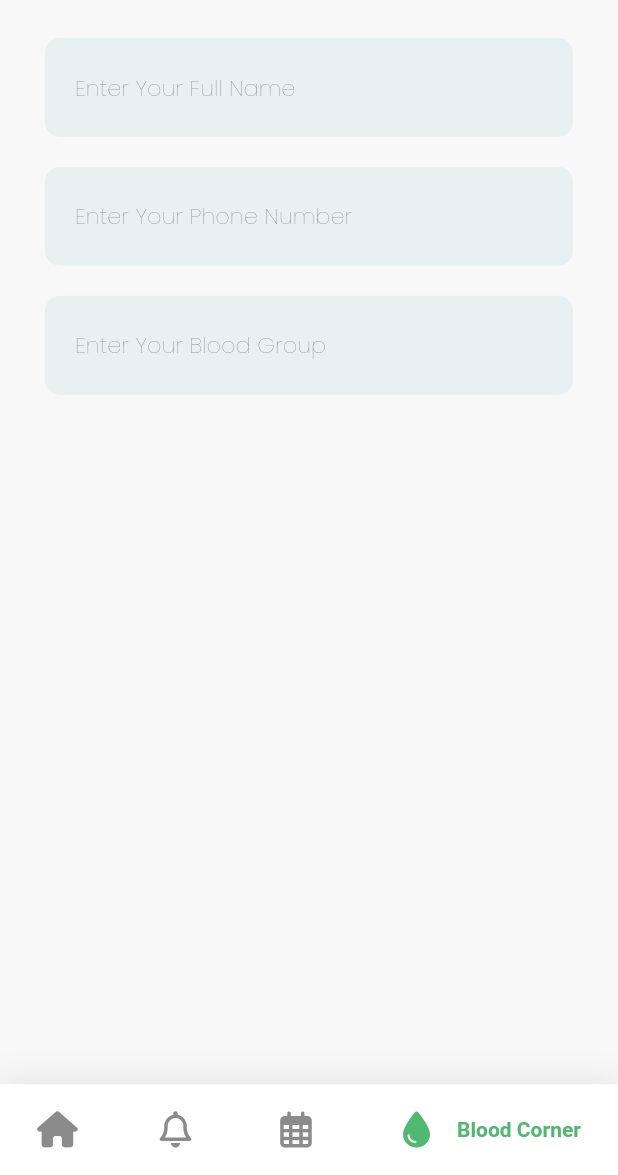
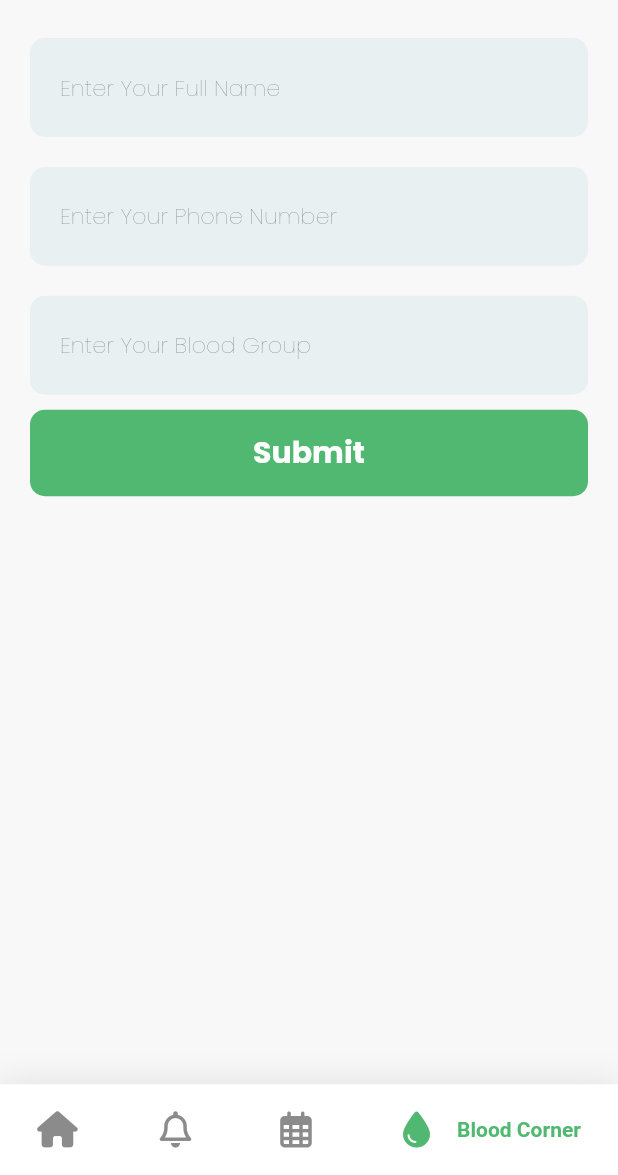
Before and after one commit to mdrabbihossen/jpi-app, a Flutter app: the screen it shows after launch, item 4 of the bottom bar chosen, on a phone screen of 412 x 824 dp, the part 61-1236 px from its top. Run offline on Flutter 3.47's test engine with Material 2 defaults, Android fonts, the light colour scheme and no system bars; drawn by our look-alikes of google_nav_bar; our stand-ins replace animated_splash_screen, flutter_svg, font_awesome_flutter, google_fonts, page_transition.

Commit message:
blood screen

```diff
--- a/lib/views/blood/screens/blood_screen.dart
+++ b/lib/views/blood/screens/blood_screen.dart
@@ -1,4 +1,5 @@
 import 'package:flutter/material.dart';
+import 'package:jpi_app/constants/constants.dart';
 import 'package:jpi_app/constants/widgets/custom_appbar.dart';
 import 'package:jpi_app/views/blood/widgets/customFields.dart';
 
@@ -40,19 +41,18 @@ class _BloodState extends State<Blood> {
     super.dispose();
   }
 
-   // show the blood corner data
   void showBloodData() {
     setState(() {
-      // add the data
       bloodCornerData.add(fullNameController[0].text);
       bloodCornerData.add(phoneController[0].text);
       bloodCornerData.add(bloodGroupController[0].text);
-      // clear the Data
+      // clear the fields
       fullNameController[0].clear();
       phoneController[0].clear();
       bloodGroupController[0].clear();
     });
   }
+
   @override
   Widget build(BuildContext context) {
     final size = MediaQuery.of(context).size;
@@ -71,6 +71,7 @@ class _BloodState extends State<Blood> {
             ),
             CustomField(
               textFieldHeight: size.height * 0.08,
+              keyboardType: TextInputType.number,
               hintText: "Enter Your Phone Number",
               controller: phoneController[0],
             ),
@@ -79,6 +80,78 @@ class _BloodState extends State<Blood> {
               hintText: "Enter Your Blood Group",
               controller: bloodGroupController[0],
             ),
+            Padding(
+              padding: const EdgeInsets.symmetric(horizontal: 20.0),
+              child: ElevatedButton(
+                onPressed: () => showBloodData(),
+                style: ElevatedButton.styleFrom(
+                  backgroundColor: kPrimaryColor,
+                  elevation: 0,
+                  shape: RoundedRectangleBorder(
+                    borderRadius: BorderRadius.circular(10),
+                  ),
+                  minimumSize: Size(
+                    double.infinity,
+                    size.height * 0.07,
+                  ),
+                ),
+                child: Text(
+                  'Submit',
+                  style: textStyle.copyWith(
+                    fontSize: 20,
+                    fontWeight: FontWeight.w700,
+                  ),
+                ),
+              ),
+            ),
+            SizedBox(
+              height: size.height * 0.02,
+            ),
+            Expanded(
+              child: ListView.builder(
+                itemCount: bloodCornerData.length ~/ 3,
+                shrinkWrap: true,
+                itemBuilder: (context, index) {
+                  return ListTile(
+                    leading: CircleAvatar(
+                      radius: 20,
+                      backgroundColor: Colors.transparent,
+                      child: Text(
+                        bloodCornerData[index * 3][0],
+                        style: textStyle.copyWith(
+                          fontSize: 20,
+                          color: Colors.red,
+                          fontWeight: FontWeight.w700,
+                        ),
+                      ),
+
+                    ),
+                    title: Text(
+                      bloodCornerData[index * 3],
+                      style: textStyle.copyWith(
+                        fontSize: 20,
+                        fontWeight: FontWeight.w600,
+                      ),
+                    ),
+                    subtitle: Text(
+                      bloodCornerData[index * 3 + 1],
+                      style: textStyle.copyWith(
+                        fontSize: 15,
+                        fontWeight: FontWeight.w500,
+                      ),
+                    ),
+                    trailing: Text(
+                      bloodCornerData[index * 3 + 2],
+                      style: textStyle.copyWith(
+                        fontSize: 15,
+                        fontWeight: FontWeight.w700,
+                        color: Colors.red,
+                      ),
+                    ),
+                  );
+                },
+              ),
+            ),
           ],
         ),
       ),
--- a/lib/views/blood/widgets/customFields.dart
+++ b/lib/views/blood/widgets/customFields.dart
@@ -5,19 +5,21 @@ class CustomField extends StatelessWidget {
   final String hintText;
   final TextEditingController controller;
   final double textFieldHeight;
+  final TextInputType? keyboardType;
 
   const CustomField({
     Key? key,
     required this.hintText,
     required this.controller,
     required this.textFieldHeight,
+    this.keyboardType,
   }) : super(key: key);
 
   @override
   Widget build(BuildContext context) {
     return Padding(
       padding: EdgeInsets.symmetric(
-        horizontal: 30,
+        horizontal: 20,
         vertical: 10,
       ),
       child: Container(
@@ -27,9 +29,9 @@ class CustomField extends StatelessWidget {
           color: Color(0xffe8f0f1),
           borderRadius: BorderRadius.circular(10),
         ),
-        child: TextField(
+        child: TextFormField(
           controller: controller,
-          keyboardType: TextInputType.numberWithOptions(),
+          keyboardType: keyboardType ?? TextInputType.text,
           cursorHeight: 27,
           style: textStyle.copyWith(
             fontSize: 17,
```
